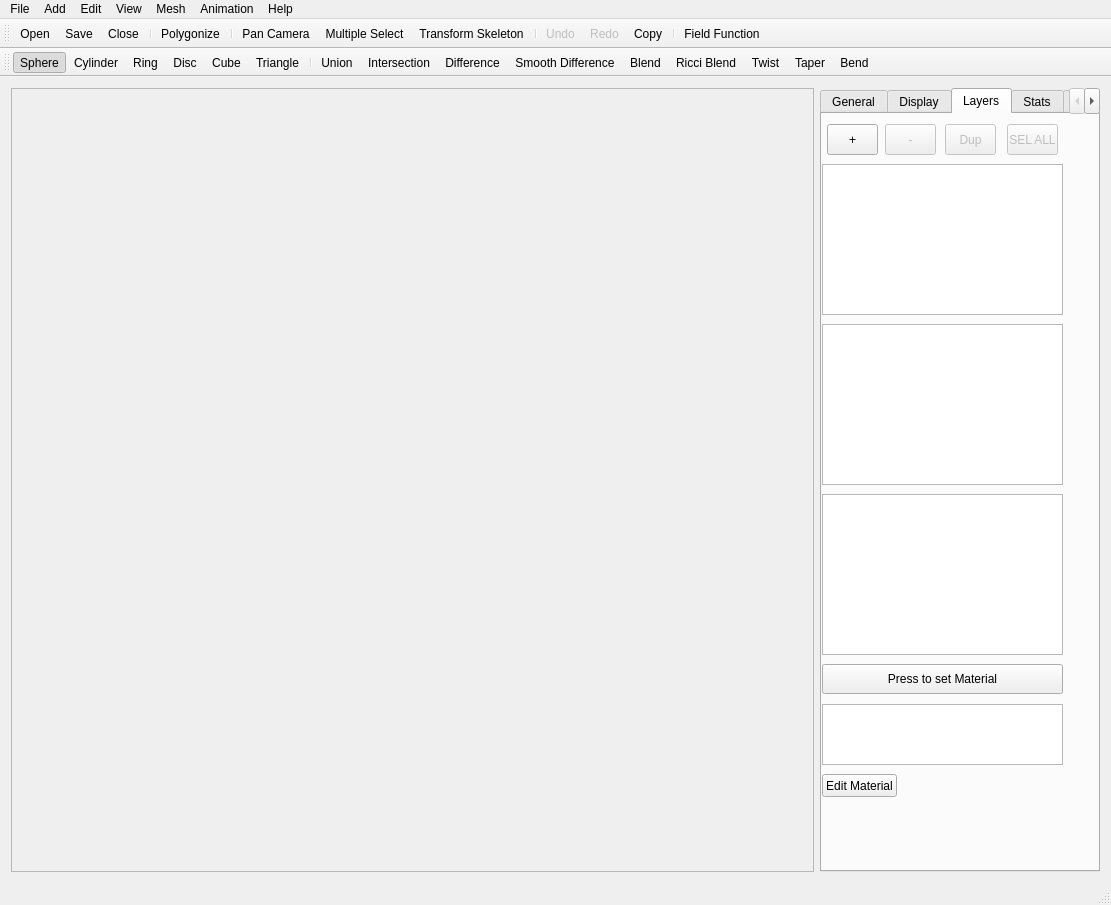
The window that Parsip100/ParsipHaptics/mainwindow.ui (GraphicsEmpire/Parsip) describes before a commit, drawn with Qt 5.
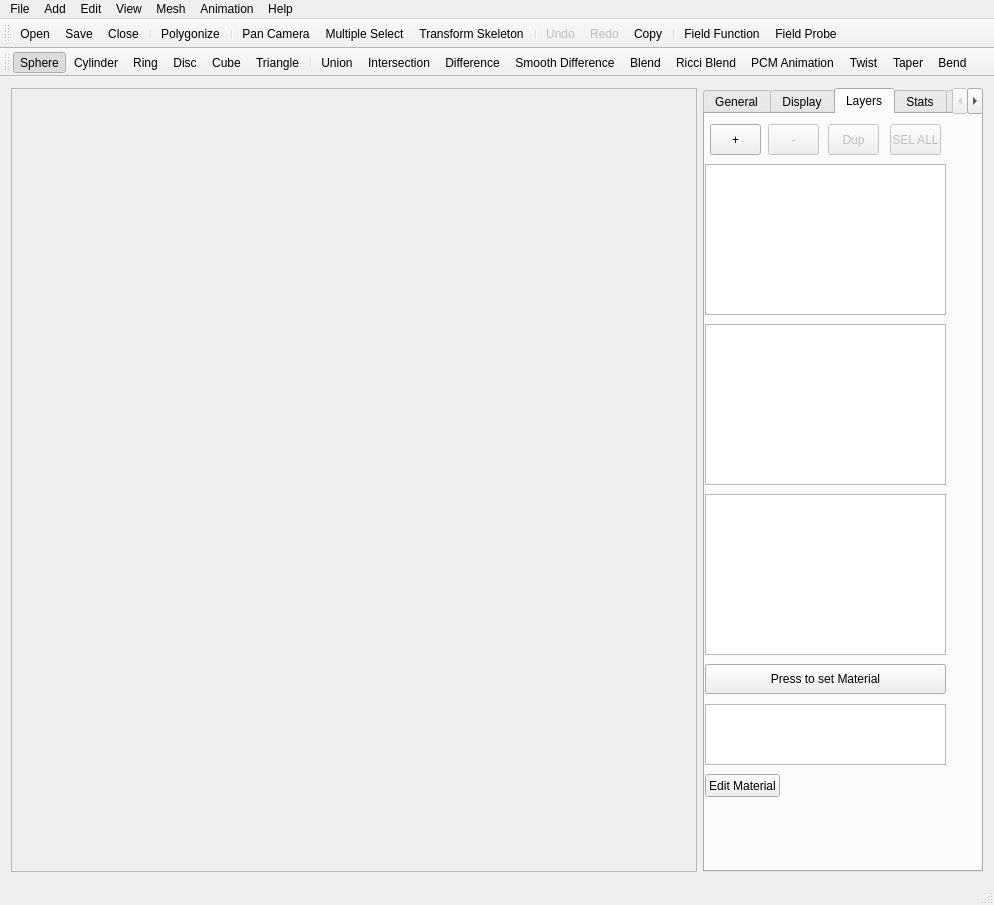
The same window after the commit. The open tabs and pages were chosen to show the change. Icons and pictures are not drawn.

The edit to the form file:
```diff
--- a/Parsip100/ParsipHaptics/mainwindow.ui
+++ b/Parsip100/ParsipHaptics/mainwindow.ui
@@ -6,7 +6,7 @@
    <rect>
     <x>0</x>
     <y>0</y>
-    <width>1111</width>
+    <width>994</width>
     <height>905</height>
    </rect>
   </property>
@@ -37,8 +37,8 @@
         <rect>
          <x>0</x>
          <y>0</y>
-         <width>805</width>
-         <height>712</height>
+         <width>688</width>
+         <height>694</height>
         </rect>
        </property>
       </widget>
@@ -1170,8 +1170,8 @@
     <rect>
      <x>0</x>
      <y>0</y>
-     <width>1111</width>
-     <height>21</height>
+     <width>994</width>
+     <height>25</height>
     </rect>
    </property>
    <widget class="QMenu" name="menuFile">
@@ -1320,6 +1320,7 @@
    <addaction name="actEditCopy"/>
    <addaction name="separator"/>
    <addaction name="actEditField"/>
+   <addaction name="actEditFieldProbe"/>
   </widget>
   <widget class="QStatusBar" name="statusBar"/>
   <widget class="QToolBar" name="toolBarBlobTree">
@@ -1360,6 +1361,7 @@
    <addaction name="actAddSmoothDif"/>
    <addaction name="actAddBlend"/>
    <addaction name="actAddRicciBlend"/>
+   <addaction name="actAddPCM"/>
    <addaction name="actAddTwist"/>
    <addaction name="actAddTaper"/>
    <addaction name="actAddBend"/>
@@ -1889,6 +1891,19 @@
     <string>Insert Mesh...</string>
    </property>
   </action>
+  <action name="actAddPCM">
+   <property name="text">
+    <string>PCM Animation</string>
+   </property>
+  </action>
+  <action name="actEditFieldProbe">
+   <property name="checkable">
+    <bool>true</bool>
+   </property>
+   <property name="text">
+    <string>Field Probe</string>
+   </property>
+  </action>
  </widget>
  <layoutdefault spacing="6" margin="11"/>
  <resources>
```
Left out of the diff: 46 changed lines with no effect on the pictures.
